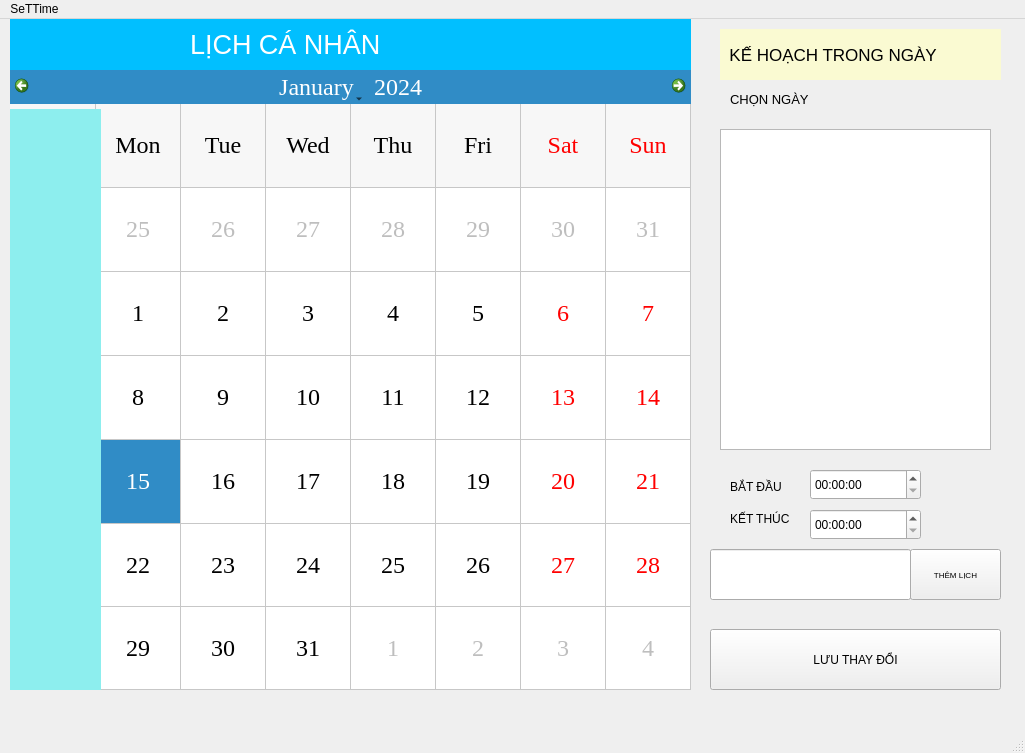
Monkey-D-Luc/calendar-project, file UI.ui: the form before one commit.
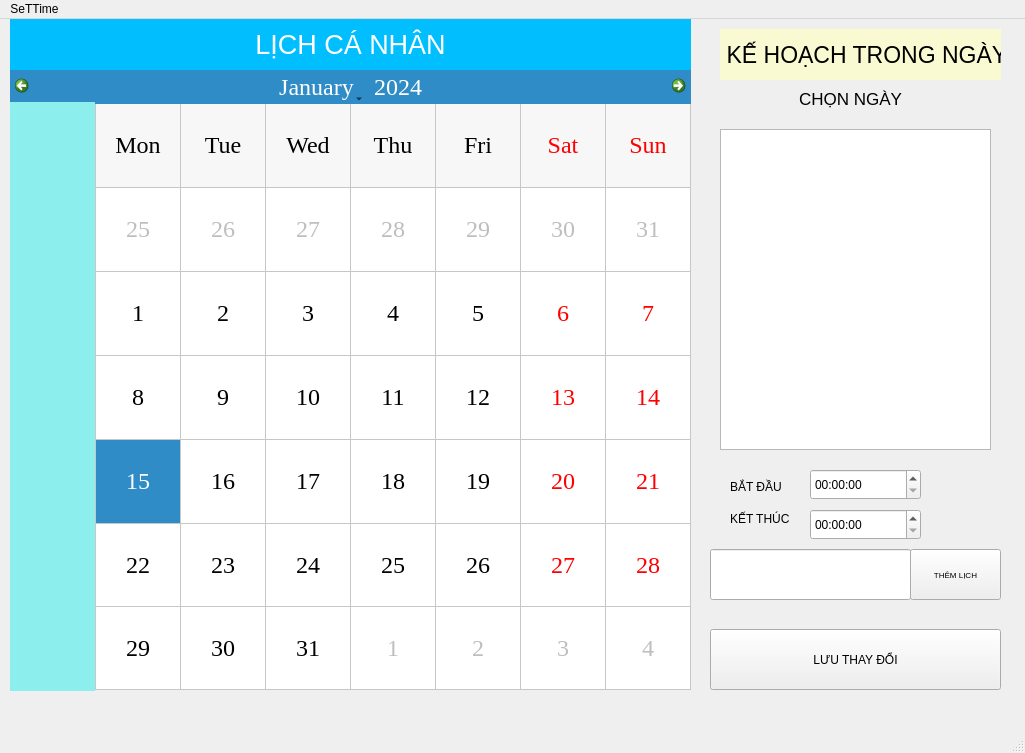
The form after the commit.

```diff
--- a/UI.ui
+++ b/UI.ui
@@ -76,7 +76,10 @@
 </string>
     </property>
     <property name="text">
-     <string>                        LỊCH CÁ NHÂN</string>
+     <string>LỊCH CÁ NHÂN</string>
+    </property>
+    <property name="alignment">
+     <set>Qt::AlignCenter</set>
     </property>
    </widget>
    <widget class="QLabel" name="label_2">
@@ -90,11 +93,11 @@
     </property>
     <property name="font">
      <font>
-      <pointsize>13</pointsize>
+      <pointsize>17</pointsize>
      </font>
     </property>
     <property name="styleSheet">
-     <string notr="true">font-size: 13pt;
+     <string notr="true">font-size: 17pt;
 background:#FAFAD2;
 color: write;
 bold;
@@ -103,6 +106,9 @@
     <property name="text">
      <string>  KẾ HOẠCH TRONG NGÀY</string>
     </property>
+    <property name="alignment">
+     <set>Qt::AlignCenter</set>
+    </property>
    </widget>
    <widget class="QPushButton" name="addButton">
     <property name="geometry">
@@ -132,9 +138,9 @@
     <property name="geometry">
      <rect>
       <x>10</x>
-      <y>90</y>
-      <width>91</width>
-      <height>581</height>
+      <y>83</y>
+      <width>85</width>
+      <height>589</height>
      </rect>
     </property>
     <property name="styleSheet">
@@ -154,11 +160,14 @@
      </rect>
     </property>
     <property name="styleSheet">
-     <string notr="true">font: 10pt</string>
+     <string notr="true">font: 13pt</string>
     </property>
     <property name="text">
      <string>CHỌN NGÀY</string>
     </property>
+    <property name="alignment">
+     <set>Qt::AlignCenter</set>
+    </property>
    </widget>
    <widget class="QLabel" name="label_5">
     <property name="geometry">
```
Left out of the diff: 2 changed lines with no effect on the pictures.
